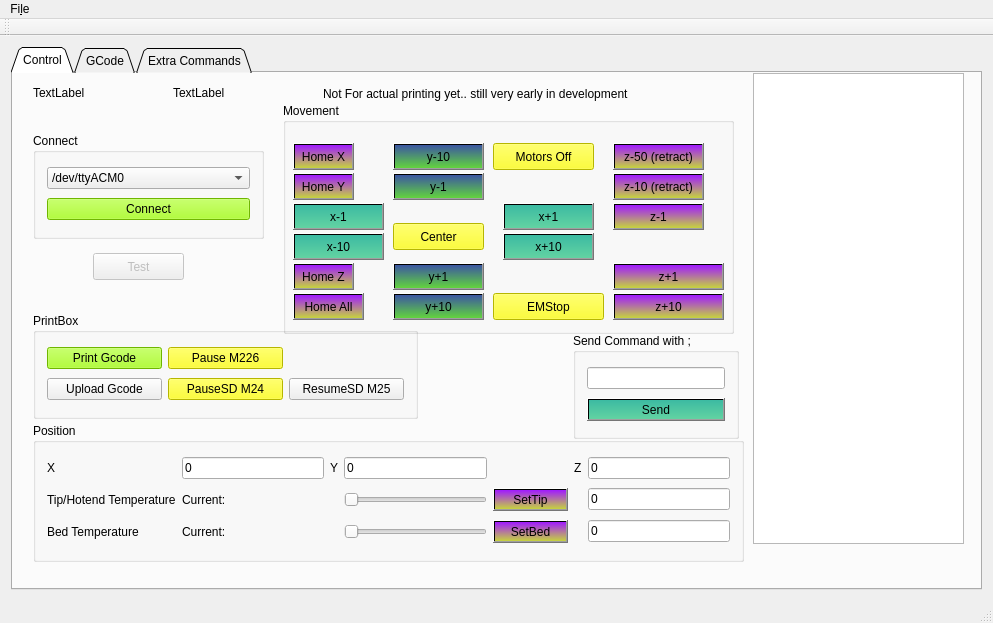
Qt form mainwindow.ui (netpipe/QPrint3D) before a commit.
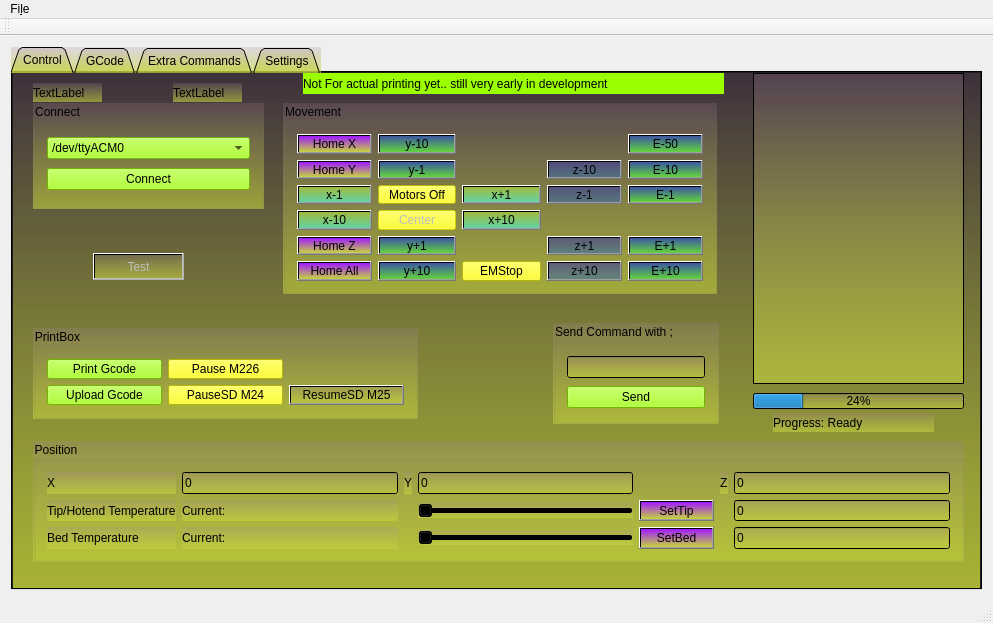
The same form after that commit.

```diff
--- a/mainwindow.ui
+++ b/mainwindow.ui
@@ -17,6 +17,9 @@
    <layout class="QGridLayout" name="gridLayout_4">
     <item row="0" column="0">
      <widget class="QTabWidget" name="printTabs">
+      <property name="styleSheet">
+       <string notr="true">background-color: qlineargradient(spread:pad, x1:0, y1:0, x2:0, y2:1,   stop:0 rgba(160, 126,155, 55), stop:1 rgba(198, 211, 62, 155))</string>
+      </property>
       <property name="tabShape">
        <enum>QTabWidget::Triangular</enum>
       </property>
@@ -32,54 +35,26 @@
          <rect>
           <x>270</x>
           <y>30</y>
-          <width>451</width>
-          <height>231</height>
+          <width>434</width>
+          <height>191</height>
          </rect>
         </property>
         <property name="title">
          <string>Movement</string>
         </property>
-        <widget class="QPushButton" name="centerbtn">
-         <property name="geometry">
-          <rect>
-           <x>110</x>
-           <y>120</y>
-           <width>91</width>
-           <height>27</height>
-          </rect>
-         </property>
+        <layout class="QGridLayout" name="gridLayout_5">
+         <item row="0" column="0">
+          <widget class="QPushButton" name="homexbtn">
          <property name="styleSheet">
-          <string notr="true">background-color: rgb(255,255,0);</string>
+            <string notr="true">background-color: qlineargradient(spread:pad, x1:0, y1:0, x2:0, y2:1,   stop:0 rgba(160, 26,255, 255), stop:1 rgba(198, 211, 62, 255))</string>
          </property>
          <property name="text">
-          <string>Center</string>
-         </property>
-        </widget>
-        <widget class="QPushButton" name="y1btn">
-         <property name="geometry">
-          <rect>
-           <x>110</x>
-           <y>160</y>
-           <width>91</width>
-           <height>27</height>
-          </rect>
-         </property>
-         <property name="styleSheet">
-          <string notr="true">background-color: qlineargradient(spread:pad, x1:0, y1:0, x2:0, y2:1,   stop:0 rgba(60, 86, 162, 255), stop:1 rgba(98, 211, 62, 255))</string>
-         </property>
-         <property name="text">
-          <string>y+1</string>
-         </property>
-        </widget>
+            <string>Home X</string>
+           </property>
+          </widget>
+         </item>
+         <item row="0" column="1">
         <widget class="QPushButton" name="ym10btn">
-         <property name="geometry">
-          <rect>
-           <x>110</x>
-           <y>40</y>
-           <width>91</width>
-           <height>27</height>
-          </rect>
-         </property>
          <property name="styleSheet">
           <string notr="true">background-color: qlineargradient(spread:pad, x1:0, y1:0, x2:0, y2:1,   stop:0 rgba(60, 86, 162, 255), stop:1 rgba(98, 211, 62, 255))</string>
          </property>
@@ -87,223 +62,99 @@
           <string>y-10</string>
          </property>
         </widget>
-        <widget class="QPushButton" name="z1btn">
-         <property name="geometry">
-          <rect>
-           <x>330</x>
-           <y>160</y>
-           <width>111</width>
-           <height>27</height>
-          </rect>
-         </property>
+         </item>
+         <item row="1" column="0">
+          <widget class="QPushButton" name="homeybtn">
          <property name="styleSheet">
           <string notr="true">background-color: qlineargradient(spread:pad, x1:0, y1:0, x2:0, y2:1,   stop:0 rgba(160, 26,255, 255), stop:1 rgba(198, 211, 62, 255))</string>
          </property>
          <property name="text">
-          <string>z+1</string>
-         </property>
-        </widget>
-        <widget class="QPushButton" name="x1btn">
-         <property name="geometry">
-          <rect>
-           <x>220</x>
-           <y>100</y>
-           <width>91</width>
-           <height>27</height>
-          </rect>
-         </property>
+            <string>Home Y</string>
+           </property>
+          </widget>
+         </item>
+         <item row="1" column="1">
+          <widget class="QPushButton" name="ym1btn">
          <property name="styleSheet">
-          <string notr="true">background-color: qlineargradient(spread:pad, x1:0, y1:0, x2:0, y2:1,   stop:0 rgba(60, 186, 162, 255), stop:1 rgba(98, 211, 162, 255))</string>
+            <string notr="true">background-color: qlineargradient(spread:pad, x1:0, y1:0, x2:0, y2:1,   stop:0 rgba(60, 86, 162, 255), stop:1 rgba(98, 211, 62, 255))</string>
          </property>
          <property name="text">
-          <string>x+1</string>
-         </property>
-        </widget>
+            <string>y-1</string>
+           </property>
+          </widget>
+         </item>
+         <item row="1" column="3">
         <widget class="QPushButton" name="zm10">
-         <property name="geometry">
-          <rect>
-           <x>330</x>
-           <y>70</y>
-           <width>91</width>
-           <height>27</height>
-          </rect>
-         </property>
          <property name="styleSheet">
-          <string notr="true">background-color: qlineargradient(spread:pad, x1:0, y1:0, x2:0, y2:1,   stop:0 rgba(160, 26,255, 255), stop:1 rgba(198, 211, 62, 255))</string>
+            <string notr="true">background-color: qlineargradient(spread:pad, x1:0, y1:0, x2:0, y2:1,   stop:0 rgba(60, 56,155, 155), stop:1 rgba(58, 111, 162,155))</string>
          </property>
          <property name="text">
-          <string>z-10 (retract)</string>
-         </property>
-        </widget>
-        <widget class="QPushButton" name="x10btn">
-         <property name="geometry">
-          <rect>
-           <x>220</x>
-           <y>130</y>
-           <width>91</width>
-           <height>27</height>
-          </rect>
-         </property>
-         <property name="styleSheet">
-          <string notr="true">background-color: qlineargradient(spread:pad, x1:0, y1:0, x2:0, y2:1,   stop:0 rgba(60, 186, 162, 255), stop:1 rgba(98, 211, 162, 255))</string>
-         </property>
-         <property name="text">
-          <string>x+10</string>
-         </property>
-        </widget>
-        <widget class="QPushButton" name="z10btn">
-         <property name="geometry">
-          <rect>
-           <x>330</x>
-           <y>190</y>
-           <width>111</width>
-           <height>27</height>
-          </rect>
-         </property>
-         <property name="styleSheet">
-          <string notr="true">background-color: qlineargradient(spread:pad, x1:0, y1:0, x2:0, y2:1,   stop:0 rgba(160, 26,255, 255), stop:1 rgba(198, 211, 62, 255))</string>
-         </property>
-         <property name="text">
-          <string>z+10</string>
-         </property>
-        </widget>
-        <widget class="QPushButton" name="zm50btn">
-         <property name="geometry">
-          <rect>
-           <x>330</x>
-           <y>40</y>
-           <width>91</width>
-           <height>27</height>
-          </rect>
-         </property>
-         <property name="styleSheet">
-          <string notr="true">background-color: qlineargradient(spread:pad, x1:0, y1:0, x2:0, y2:1,   stop:0 rgba(160, 26,255, 255), stop:1 rgba(198, 211, 62, 255))</string>
-         </property>
-         <property name="text">
-          <string>z-50 (retract)</string>
-         </property>
-        </widget>
+            <string>z-10</string>
+           </property>
+          </widget>
+         </item>
+         <item row="2" column="0">
         <widget class="QPushButton" name="xm1">
-         <property name="geometry">
-          <rect>
-           <x>10</x>
-           <y>100</y>
-           <width>91</width>
-           <height>27</height>
-          </rect>
-         </property>
          <property name="styleSheet">
-          <string notr="true">background-color: qlineargradient(spread:pad, x1:0, y1:0, x2:0, y2:1,   stop:0 rgba(60, 186, 162, 255), stop:1 rgba(98, 211, 162, 255))</string>
+            <string notr="true">background-color: qlineargradient(spread:pad, x1:0, y1:0, x2:0, y2:1,   stop:0 rgba(160, 186, 62, 255), stop:1 rgba(98, 211, 162, 255))</string>
          </property>
          <property name="text">
           <string>x-1</string>
          </property>
         </widget>
+         </item>
+         <item row="2" column="2">
+          <widget class="QPushButton" name="x1btn">
+           <property name="styleSheet">
+            <string notr="true">background-color: qlineargradient(spread:pad, x1:0, y1:0, x2:0, y2:1,   stop:0 rgba(160, 186, 62, 255), stop:1 rgba(98, 211, 162, 255))</string>
+           </property>
+           <property name="text">
+            <string>x+1</string>
+           </property>
+          </widget>
+         </item>
+         <item row="2" column="3">
+          <widget class="QPushButton" name="zm1btn">
+           <property name="styleSheet">
+            <string notr="true">background-color: qlineargradient(spread:pad, x1:0, y1:0, x2:0, y2:1,   stop:0 rgba(60, 56,155, 155), stop:1 rgba(58, 111, 162,155))</string>
+           </property>
+           <property name="text">
+            <string>z-1</string>
+           </property>
+          </widget>
+         </item>
+         <item row="3" column="0">
         <widget class="QPushButton" name="xm10btn">
-         <property name="geometry">
-          <rect>
-           <x>10</x>
-           <y>130</y>
-           <width>91</width>
-           <height>27</height>
-          </rect>
-         </property>
          <property name="styleSheet">
-          <string notr="true">background-color: qlineargradient(spread:pad, x1:0, y1:0, x2:0, y2:1,   stop:0 rgba(60, 186, 162, 255), stop:1 rgba(98, 211, 162, 255))</string>
+            <string notr="true">background-color: qlineargradient(spread:pad, x1:0, y1:0, x2:0, y2:1,   stop:0 rgba(160, 186, 62, 255), stop:1 rgba(98, 211, 162, 255))</string>
          </property>
          <property name="text">
           <string>x-10</string>
          </property>
         </widget>
-        <widget class="QPushButton" name="ym1btn">
-         <property name="geometry">
-          <rect>
-           <x>110</x>
-           <y>70</y>
-           <width>91</width>
-           <height>27</height>
-          </rect>
-         </property>
+         </item>
+         <item row="3" column="2">
+          <widget class="QPushButton" name="x10btn">
          <property name="styleSheet">
-          <string notr="true">background-color: qlineargradient(spread:pad, x1:0, y1:0, x2:0, y2:1,   stop:0 rgba(60, 86, 162, 255), stop:1 rgba(98, 211, 62, 255))</string>
+            <string notr="true">background-color: qlineargradient(spread:pad, x1:0, y1:0, x2:0, y2:1,   stop:0 rgba(160, 186, 62, 255), stop:1 rgba(98, 211, 162, 255))</string>
          </property>
          <property name="text">
-          <string>y-1</string>
-         </property>
-        </widget>
-        <widget class="QPushButton" name="y10btn">
-         <property name="geometry">
-          <rect>
-           <x>110</x>
-           <y>190</y>
-           <width>91</width>
-           <height>27</height>
-          </rect>
-         </property>
+            <string>x+10</string>
+           </property>
+          </widget>
+         </item>
+         <item row="4" column="4">
+          <widget class="QPushButton" name="e1btn">
          <property name="styleSheet">
           <string notr="true">background-color: qlineargradient(spread:pad, x1:0, y1:0, x2:0, y2:1,   stop:0 rgba(60, 86, 162, 255), stop:1 rgba(98, 211, 62, 255))</string>
          </property>
          <property name="text">
-          <string>y+10</string>
-         </property>
-        </widget>
-        <widget class="QPushButton" name="homexbtn">
-         <property name="geometry">
-          <rect>
-           <x>10</x>
-           <y>40</y>
-           <width>61</width>
-           <height>27</height>
-          </rect>
-         </property>
-         <property name="styleSheet">
-          <string notr="true">background-color: qlineargradient(spread:pad, x1:0, y1:0, x2:0, y2:1,   stop:0 rgba(160, 26,255, 255), stop:1 rgba(198, 211, 62, 255))</string>
-         </property>
-         <property name="text">
-          <string>Home X</string>
-         </property>
-        </widget>
-        <widget class="QPushButton" name="homeybtn">
-         <property name="geometry">
-          <rect>
-           <x>10</x>
-           <y>70</y>
-           <width>61</width>
-           <height>27</height>
-          </rect>
-         </property>
-         <property name="styleSheet">
-          <string notr="true">background-color: qlineargradient(spread:pad, x1:0, y1:0, x2:0, y2:1,   stop:0 rgba(160, 26,255, 255), stop:1 rgba(198, 211, 62, 255))</string>
-         </property>
-         <property name="text">
-          <string>Home Y</string>
-         </property>
-        </widget>
-        <widget class="QPushButton" name="homezbtn">
-         <property name="geometry">
-          <rect>
-           <x>10</x>
-           <y>160</y>
-           <width>61</width>
-           <height>27</height>
-          </rect>
-         </property>
-         <property name="styleSheet">
-          <string notr="true">background-color: qlineargradient(spread:pad, x1:0, y1:0, x2:0, y2:1,   stop:0 rgba(160, 26,255, 255), stop:1 rgba(198, 211, 62, 255))</string>
-         </property>
-         <property name="text">
-          <string>Home Z</string>
-         </property>
-        </widget>
+            <string>E+1</string>
+           </property>
+          </widget>
+         </item>
+         <item row="6" column="0">
         <widget class="QPushButton" name="homeallbtn">
-         <property name="geometry">
-          <rect>
-           <x>10</x>
-           <y>190</y>
-           <width>71</width>
-           <height>27</height>
-          </rect>
-         </property>
          <property name="styleSheet">
           <string notr="true">background-color: qlineargradient(spread:pad, x1:0, y1:0, x2:0, y2:1,   stop:0 rgba(160, 26,255, 255), stop:1 rgba(198, 211, 62, 255))</string>
          </property>
@@ -311,31 +162,19 @@
           <string>Home All</string>
          </property>
         </widget>
-        <widget class="QPushButton" name="zm1btn">
-         <property name="geometry">
-          <rect>
-           <x>330</x>
-           <y>100</y>
-           <width>91</width>
-           <height>27</height>
-          </rect>
-         </property>
+         </item>
+         <item row="6" column="1">
+          <widget class="QPushButton" name="y10btn">
          <property name="styleSheet">
-          <string notr="true">background-color: qlineargradient(spread:pad, x1:0, y1:0, x2:0, y2:1,   stop:0 rgba(160, 26,255, 255), stop:1 rgba(198, 211, 62, 255))</string>
+            <string notr="true">background-color: qlineargradient(spread:pad, x1:0, y1:0, x2:0, y2:1,   stop:0 rgba(60, 86, 162, 255), stop:1 rgba(98, 211, 62, 255))</string>
          </property>
          <property name="text">
-          <string>z-1</string>
-         </property>
-        </widget>
+            <string>y+10</string>
+           </property>
+          </widget>
+         </item>
+         <item row="6" column="2">
         <widget class="QPushButton" name="emstopbtn">
-         <property name="geometry">
-          <rect>
-           <x>210</x>
-           <y>190</y>
-           <width>111</width>
-           <height>27</height>
-          </rect>
-         </property>
          <property name="styleSheet">
           <string notr="true">background-color: rgb(255,255,0);</string>
          </property>
@@ -343,15 +182,72 @@
           <string>EMStop</string>
          </property>
         </widget>
-        <widget class="QPushButton" name="pushButton_25">
-         <property name="geometry">
-          <rect>
-           <x>210</x>
-           <y>40</y>
-           <width>101</width>
-           <height>27</height>
-          </rect>
-         </property>
+         </item>
+         <item row="6" column="3">
+          <widget class="QPushButton" name="z10btn">
+           <property name="styleSheet">
+            <string notr="true">background-color: qlineargradient(spread:pad, x1:0, y1:0, x2:0, y2:1,   stop:0 rgba(60, 56,155, 155), stop:1 rgba(58, 111, 162,155))</string>
+           </property>
+           <property name="text">
+            <string>z+10</string>
+           </property>
+          </widget>
+         </item>
+         <item row="4" column="3">
+          <widget class="QPushButton" name="z1btn">
+           <property name="styleSheet">
+            <string notr="true">background-color: qlineargradient(spread:pad, x1:0, y1:0, x2:0, y2:1,   stop:0 rgba(60, 56,155, 155), stop:1 rgba(58, 111, 162,155))</string>
+           </property>
+           <property name="text">
+            <string>z+1</string>
+           </property>
+          </widget>
+         </item>
+         <item row="4" column="0">
+          <widget class="QPushButton" name="homezbtn">
+           <property name="styleSheet">
+            <string notr="true">background-color: qlineargradient(spread:pad, x1:0, y1:0, x2:0, y2:1,   stop:0 rgba(160, 26,255, 255), stop:1 rgba(198, 211, 62, 255))</string>
+           </property>
+           <property name="text">
+            <string>Home Z</string>
+           </property>
+          </widget>
+         </item>
+         <item row="4" column="1">
+          <widget class="QPushButton" name="y1btn">
+           <property name="styleSheet">
+            <string notr="true">background-color: qlineargradient(spread:pad, x1:0, y1:0, x2:0, y2:1,   stop:0 rgba(60, 86, 162, 255), stop:1 rgba(98, 211, 62, 255))</string>
+           </property>
+           <property name="text">
+            <string>y+1</string>
+           </property>
+          </widget>
+         </item>
+         <item row="3" column="1">
+          <widget class="QPushButton" name="centerbtn">
+           <property name="enabled">
+            <bool>false</bool>
+           </property>
+           <property name="styleSheet">
+            <string notr="true">background-color: rgb(255,255,0);</string>
+           </property>
+           <property name="text">
+            <string>Center</string>
+           </property>
+          </widget>
+         </item>
+         <item row="6" column="4">
+          <widget class="QPushButton" name="e10btn">
+           <property name="styleSheet">
+            <string notr="true">background-color: qlineargradient(spread:pad, x1:0, y1:0, x2:0, y2:1,   stop:0 rgba(60, 86, 162, 255), stop:1 rgba(98, 211, 62, 255))</string>
+           </property>
+           <property name="text">
+            <string>E+10</string>
+           </property>
+          </widget>
+         </item>
+         <item row="2" column="1">
+          <widget class="QPushButton" name="motorsbtn">
          <property name="styleSheet">
           <string notr="true">background-color: rgb(255,255,0);</string>
          </property>
@@ -359,12 +255,44 @@
           <string>Motors Off</string>
          </property>
         </widget>
+         </item>
+         <item row="2" column="4">
+          <widget class="QPushButton" name="em1btn">
+           <property name="styleSheet">
+            <string notr="true">background-color: qlineargradient(spread:pad, x1:0, y1:0, x2:0, y2:1,   stop:0 rgba(60, 86, 162, 255), stop:1 rgba(98, 211, 62, 255))</string>
+           </property>
+           <property name="text">
+            <string>E-1</string>
+           </property>
+          </widget>
+         </item>
+         <item row="1" column="4">
+          <widget class="QPushButton" name="em10btn">
+           <property name="styleSheet">
+            <string notr="true">background-color: qlineargradient(spread:pad, x1:0, y1:0, x2:0, y2:1,   stop:0 rgba(60, 86, 162, 255), stop:1 rgba(98, 211, 62, 255))</string>
+           </property>
+           <property name="text">
+            <string>E-10</string>
+           </property>
+          </widget>
+         </item>
+         <item row="0" column="4">
+          <widget class="QPushButton" name="em50btn">
+           <property name="styleSheet">
+            <string notr="true">background-color: qlineargradient(spread:pad, x1:0, y1:0, x2:0, y2:1,   stop:0 rgba(60, 86, 162, 255), stop:1 rgba(98, 211, 62, 255))</string>
+           </property>
+           <property name="text">
+            <string>E-50</string>
+           </property>
+          </widget>
+         </item>
+        </layout>
        </widget>
        <widget class="QGroupBox" name="groupBox_2">
         <property name="geometry">
          <rect>
           <x>20</x>
-          <y>60</y>
+          <y>30</y>
           <width>231</width>
           <height>106</height>
          </rect>
@@ -375,6 +303,9 @@
         <layout class="QGridLayout" name="gridLayout">
          <item row="0" column="0">
           <widget class="QComboBox" name="portBox">
+           <property name="styleSheet">
+            <string notr="true">background-color: rgb(155,255,0);</string>
+           </property>
            <item>
             <property name="text">
              <string>/dev/ttyACM0</string>
@@ -397,10 +328,10 @@
        <widget class="QGroupBox" name="groupBox">
         <property name="geometry">
          <rect>
-          <x>560</x>
-          <y>260</y>
+          <x>540</x>
+          <y>250</y>
           <width>166</width>
-          <height>106</height>
+          <height>101</height>
          </rect>
         </property>
         <property name="title">
@@ -413,7 +344,7 @@
          <item row="1" column="0">
           <widget class="QPushButton" name="sendbtn">
            <property name="styleSheet">
-            <string notr="true">background-color: qlineargradient(spread:pad, x1:0, y1:0, x2:0, y2:1,   stop:0 rgba(60, 186, 162, 255), stop:1 rgba(98, 211, 162, 255))</string>
+            <string notr="true">background-color: rgb(155,255,0);</string>
            </property>
            <property name="text">
             <string>Send</string>
@@ -452,9 +383,9 @@
         <property name="geometry">
          <rect>
           <x>20</x>
-          <y>350</y>
-          <width>711</width>
-          <height>139</height>
+          <y>368</y>
+          <width>931</width>
+          <height>121</height>
          </rect>
         </property>
         <property name="title">
@@ -596,7 +527,7 @@
           <x>740</x>
           <y>0</y>
           <width>211</width>
-          <height>471</height>
+          <height>311</height>
          </rect>
         </property>
        </widget>
@@ -604,9 +535,9 @@
         <property name="geometry">
          <rect>
           <x>20</x>
-          <y>240</y>
+          <y>255</y>
           <width>385</width>
-          <height>106</height>
+          <height>91</height>
          </rect>
         </property>
         <property name="title">
@@ -635,6 +566,9 @@
          </item>
          <item row="1" column="0">
           <widget class="QPushButton" name="pushButton_21">
+           <property name="styleSheet">
+            <string notr="true">background-color: rgb(155,255,0);</string>
+           </property>
            <property name="text">
             <string>Upload Gcode</string>
            </property>
@@ -678,16 +612,45 @@
        <widget class="QLabel" name="label_10">
         <property name="geometry">
          <rect>
-          <x>310</x>
+          <x>290</x>
           <y>0</y>
-          <width>511</width>
-          <height>41</height>
+          <width>421</width>
+          <height>21</height>
          </rect>
         </property>
+        <property name="styleSheet">
+         <string notr="true">background-color: rgb(155,255,0);</string>
+        </property>
         <property name="text">
          <string>Not For actual printing yet.. still very early in development</string>
         </property>
        </widget>
+       <widget class="QProgressBar" name="progressBar">
+        <property name="geometry">
+         <rect>
+          <x>740</x>
+          <y>320</y>
+          <width>211</width>
+          <height>16</height>
+         </rect>
+        </property>
+        <property name="value">
+         <number>24</number>
+        </property>
+       </widget>
+       <widget class="QLabel" name="label_19">
+        <property name="geometry">
+         <rect>
+          <x>760</x>
+          <y>340</y>
+          <width>161</width>
+          <height>19</height>
+         </rect>
+        </property>
+        <property name="text">
+         <string>Progress: Ready</string>
+        </property>
+       </widget>
       </widget>
       <widget class="QWidget" name="tab_3">
        <attribute name="title">
@@ -801,79 +764,246 @@
          <rect>
           <x>10</x>
           <y>20</y>
-          <width>481</width>
-          <height>251</height>
+          <width>240</width>
+          <height>172</height>
          </rect>
         </property>
         <property name="title">
          <string>Extra Gcode</string>
         </property>
-        <widget class="QPushButton" name="pushButton_23">
-         <property name="geometry">
-          <rect>
-           <x>12</x>
-           <y>49</y>
-           <width>107</width>
-           <height>27</height>
-          </rect>
-         </property>
+        <layout class="QGridLayout" name="gridLayout_7">
+         <item row="0" column="0">
+          <widget class="QPushButton" name="saveeeprombtn">
          <property name="text">
           <string>Save EEprom</string>
          </property>
         </widget>
-        <widget class="QPushButton" name="pushButton_24">
-         <property name="geometry">
-          <rect>
-           <x>12</x>
-           <y>97</y>
-           <width>129</width>
-           <height>27</height>
-          </rect>
-         </property>
-         <property name="text">
-          <string>Turn Extruder Off</string>
-         </property>
-        </widget>
-        <widget class="QPushButton" name="pushButton_26">
-         <property name="geometry">
-          <rect>
-           <x>12</x>
-           <y>145</y>
-           <width>129</width>
-           <height>27</height>
-          </rect>
-         </property>
-         <property name="text">
-          <string>Turn Extruder Off</string>
-         </property>
-        </widget>
-        <widget class="QPushButton" name="pushButton_27">
-         <property name="geometry">
-          <rect>
-           <x>12</x>
-           <y>193</y>
-           <width>129</width>
-           <height>27</height>
-          </rect>
-         </property>
-         <property name="text">
-          <string>Turn Extruder Off</string>
-         </property>
-        </widget>
+         </item>
+         <item row="0" column="1">
         <widget class="QPushButton" name="pushButton_28">
+           <property name="text">
+            <string>Motors Off</string>
+           </property>
+          </widget>
+         </item>
+         <item row="1" column="0">
+          <widget class="QPushButton" name="unjambtn">
+           <property name="text">
+            <string>UnJam</string>
+           </property>
+          </widget>
+         </item>
+         <item row="2" column="0">
+          <widget class="QPushButton" name="unloadbtn">
+           <property name="text">
+            <string>Unload</string>
+           </property>
+          </widget>
+         </item>
+         <item row="3" column="0">
+          <widget class="QPushButton" name="loadbtn">
+           <property name="text">
+            <string>Load</string>
+           </property>
+          </widget>
+         </item>
+         <item row="1" column="1">
+          <widget class="QPushButton" name="pushButton_29">
+           <property name="text">
+            <string>Motors Off</string>
+           </property>
+          </widget>
+         </item>
+         <item row="2" column="1">
+          <widget class="QPushButton" name="pushButton_30">
+           <property name="text">
+            <string>Motors Off</string>
+           </property>
+          </widget>
+         </item>
+         <item row="3" column="1">
+          <widget class="QPushButton" name="pushButton_31">
+           <property name="text">
+            <string>Motors Off</string>
+           </property>
+          </widget>
+         </item>
+        </layout>
+       </widget>
+      </widget>
+      <widget class="QWidget" name="tab_4">
+       <attribute name="title">
+        <string>Settings</string>
+       </attribute>
+       <layout class="QGridLayout" name="gridLayout_8">
+        <item row="0" column="0">
+         <widget class="QGroupBox" name="groupBox_7">
+          <property name="title">
+           <string>Settings</string>
+          </property>
+          <widget class="QLabel" name="label_11">
          <property name="geometry">
           <rect>
+             <x>40</x>
+             <y>60</y>
+             <width>121</width>
+             <height>19</height>
+            </rect>
+           </property>
+           <property name="text">
+            <string>Window Color</string>
+           </property>
+          </widget>
+          <widget class="QLineEdit" name="lineEdit_2">
+           <property name="geometry">
+            <rect>
            <x>180</x>
-           <y>50</y>
-           <width>101</width>
+             <y>60</y>
+             <width>113</width>
            <height>27</height>
           </rect>
          </property>
+          </widget>
+          <widget class="QLineEdit" name="lineEdit_3">
+           <property name="geometry">
+            <rect>
+             <x>180</x>
+             <y>100</y>
+             <width>113</width>
+             <height>27</height>
+            </rect>
+           </property>
+          </widget>
+          <widget class="QLabel" name="label_12">
+           <property name="geometry">
+            <rect>
+             <x>40</x>
+             <y>100</y>
+             <width>121</width>
+             <height>19</height>
+            </rect>
+           </property>
          <property name="text">
-          <string>Motors Off</string>
-         </property>
-        </widget>
-       </widget>
+            <string>GUI Refresh Time</string>
+           </property>
+          </widget>
+          <widget class="QLabel" name="label_13">
+           <property name="geometry">
+            <rect>
+             <x>40</x>
+             <y>140</y>
+             <width>121</width>
+             <height>19</height>
+            </rect>
+           </property>
+           <property name="text">
+            <string>Baudrate</string>
+           </property>
+          </widget>
+          <widget class="QLineEdit" name="lineEdit_5">
+           <property name="geometry">
+            <rect>
+             <x>180</x>
+             <y>130</y>
+             <width>113</width>
+             <height>27</height>
+            </rect>
+           </property>
+          </widget>
+          <widget class="QGroupBox" name="groupBox_8">
+           <property name="geometry">
+            <rect>
+             <x>340</x>
+             <y>120</y>
+             <width>266</width>
+             <height>139</height>
+            </rect>
+           </property>
+           <property name="title">
+            <string>Soft Limits</string>
+           </property>
+           <layout class="QGridLayout" name="gridLayout_9">
+            <item row="0" column="0">
+             <widget class="QLabel" name="label_14">
+              <property name="text">
+               <string>printer height</string>
+              </property>
+             </widget>
+            </item>
+            <item row="0" column="1">
+             <widget class="QLineEdit" name="lineEdit_4"/>
+            </item>
+            <item row="1" column="0">
+             <widget class="QLabel" name="label_15">
+              <property name="text">
+               <string>printer width</string>
+              </property>
+             </widget>
+            </item>
+            <item row="1" column="1">
+             <widget class="QLineEdit" name="lineEdit_6"/>
+            </item>
+            <item row="2" column="0">
+             <widget class="QLabel" name="label_16">
+              <property name="text">
+               <string>printer depth</string>
+              </property>
+             </widget>
+            </item>
+            <item row="2" column="1">
+             <widget class="QLineEdit" name="lineEdit_7"/>
+            </item>
+           </layout>
+          </widget>
+          <widget class="QLineEdit" name="lineEdit_8">
+           <property name="geometry">
+            <rect>
+             <x>180</x>
+             <y>170</y>
+             <width>113</width>
+             <height>27</height>
+            </rect>
+           </property>
+          </widget>
+          <widget class="QLabel" name="label_17">
+           <property name="geometry">
+            <rect>
+             <x>40</x>
+             <y>180</y>
+             <width>121</width>
+             <height>19</height>
+            </rect>
+           </property>
+           <property name="text">
+            <string>Device</string>
+           </property>
+          </widget>
+          <widget class="QLineEdit" name="lineEdit_9">
+           <property name="geometry">
+            <rect>
+             <x>180</x>
+             <y>210</y>
+             <width>113</width>
+             <height>27</height>
+            </rect>
+           </property>
+          </widget>
+          <widget class="QLabel" name="label_18">
+           <property name="geometry">
+            <rect>
+             <x>40</x>
+             <y>220</y>
+             <width>121</width>
+             <height>19</height>
+            </rect>
+           </property>
+           <property name="text">
+            <string>Device</string>
+           </property>
+          </widget>
+         </widget>
+        </item>
+       </layout>
       </widget>
      </widget>
     </item>
```
Lines whose indentation alone changed are shown as unchanged.
